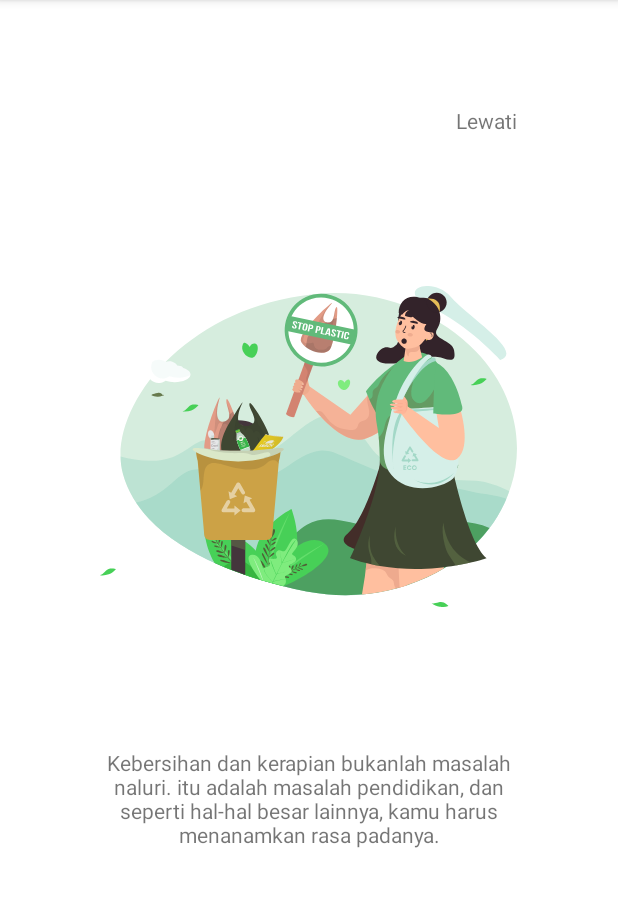
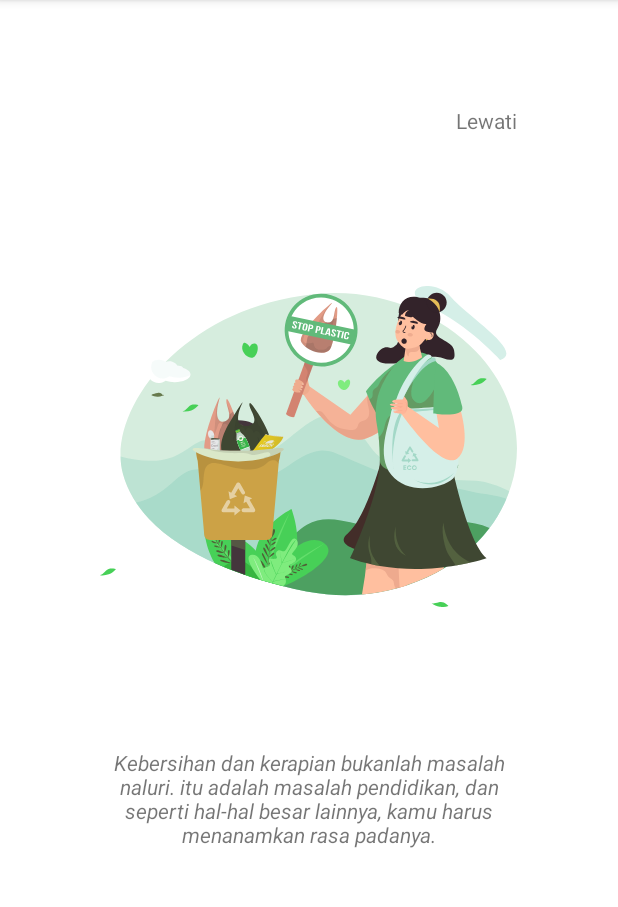
Before and after one commit to Ajiarch/Bank-Sampah2, an Android app: the screen it shows after launch (MainActivity), on a phone screen of 412 x 824 dp, the part 84-991 px from its top. Run offline under Robolectric (Android 15) with nearby library versions, the phone set to English and light mode, and no system bars.

Commit message:
Update slideshow_1.xml
merubah style font menjadi italic dan membuat size font menjadi 14dp

```diff
--- a/app/src/main/res/layout/slideshow_1.xml
+++ b/app/src/main/res/layout/slideshow_1.xml
@@ -37,6 +37,8 @@
         android:id="@+id/Caption"
         android:layout_width="289dp"
         android:layout_height="83dp"
+        android:textStyle="italic"
+        android:textSize="14dp"
         android:text="Kebersihan dan kerapian bukanlah masalah naluri. itu adalah masalah pendidikan, dan seperti hal-hal besar lainnya, kamu harus menanamkan rasa padanya."
         android:textAlignment="center"
         app:layout_constraintBottom_toBottomOf="parent"
```
